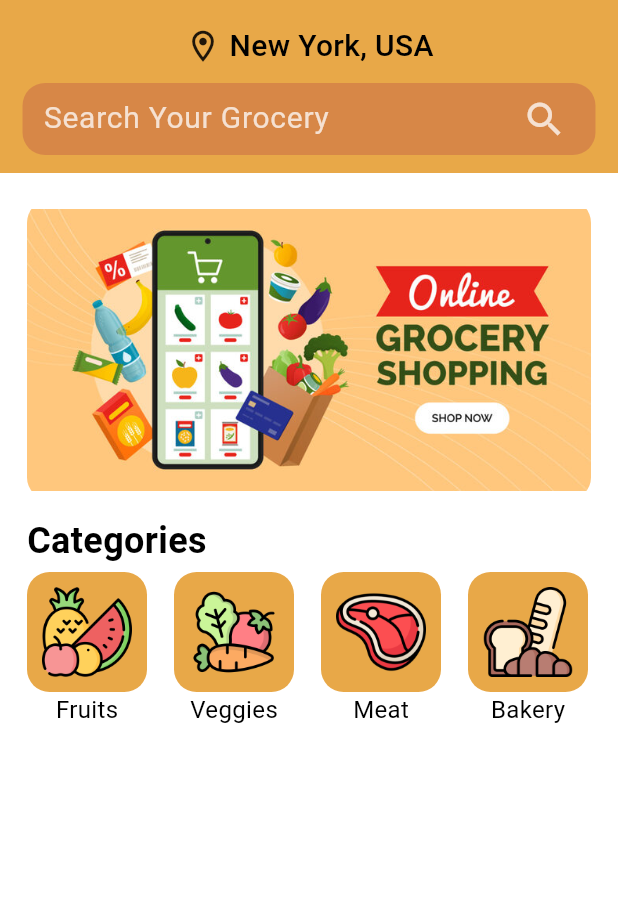
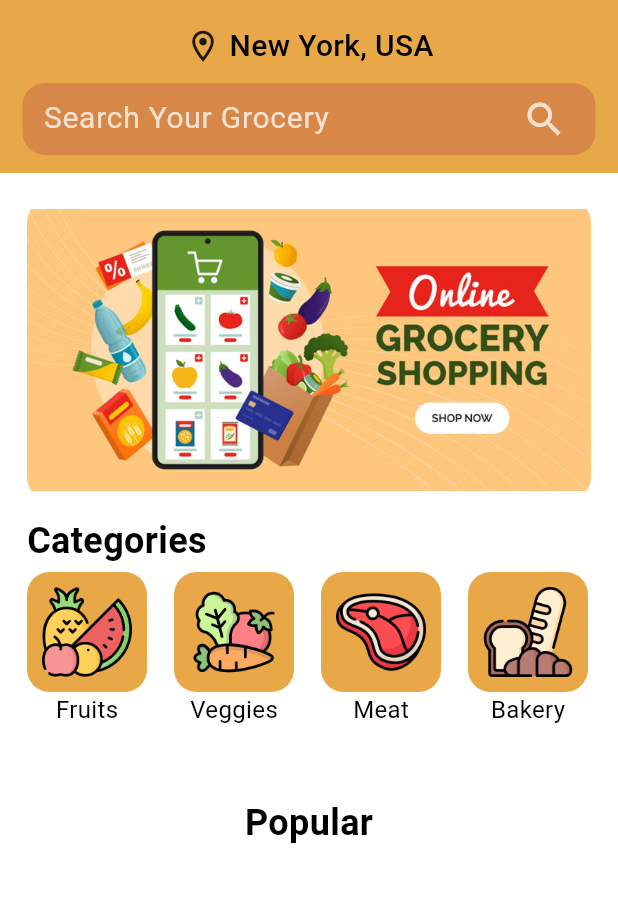
Before and after one commit to satyam044/Fresh-Market-App, a Flutter app: the HomePage screen opened directly, on a phone screen of 412 x 824 dp, the part 61-963 px from its top. Run offline on Flutter 3.47's test engine with Material 3 defaults, Android fonts, the light colour scheme and no system bars.

Commit message:
Popular Widget

```diff
--- a/lib/pages/home_page.dart
+++ b/lib/pages/home_page.dart
@@ -2,6 +2,7 @@
 import 'package:fresh_market_app/widgets/app_bar_widget.dart';
 import 'package:fresh_market_app/widgets/banner_widget.dart';
 import 'package:fresh_market_app/widgets/categories_widget.dart';
+import 'package:fresh_market_app/widgets/popular_widget.dart';
 
 class HomePage extends StatelessWidget {
   const HomePage({super.key});
@@ -22,6 +23,8 @@
               BannerWidget(),
               SizedBox(height: 10,),
               CategoriesWidget(),
+              SizedBox(height: 10,),
+              PopularWidget(),
             ],
           ),
         ),
--- /dev/null
+++ b/lib/widgets/cards_widget.dart
@@ -0,0 +1,10 @@
+import 'package:flutter/material.dart';
+
+class CardsWidget extends StatelessWidget {
+  const CardsWidget({super.key});
+
+  @override
+  Widget build(BuildContext context) {
+    return const Placeholder();
+  }
+}
--- /dev/null
+++ b/lib/widgets/popular_widget.dart
@@ -0,0 +1,22 @@
+import 'package:flutter/material.dart';
+import 'package:fresh_market_app/widgets/UIhelper.dart';
+
+class PopularWidget extends StatelessWidget {
+  const PopularWidget({super.key});
+
+  @override
+  Widget build(BuildContext context) {
+    return Column(
+      crossAxisAlignment: CrossAxisAlignment.start,
+      children: [
+        UIhelper.customTxt(
+          text: 'Popular',
+          color: Colors.black,
+          fontWeight: FontWeight.bold,
+          fontsize: 24,
+        ),
+        const SizedBox(height: 4),
+      ],
+    );
+  }
+}
```
